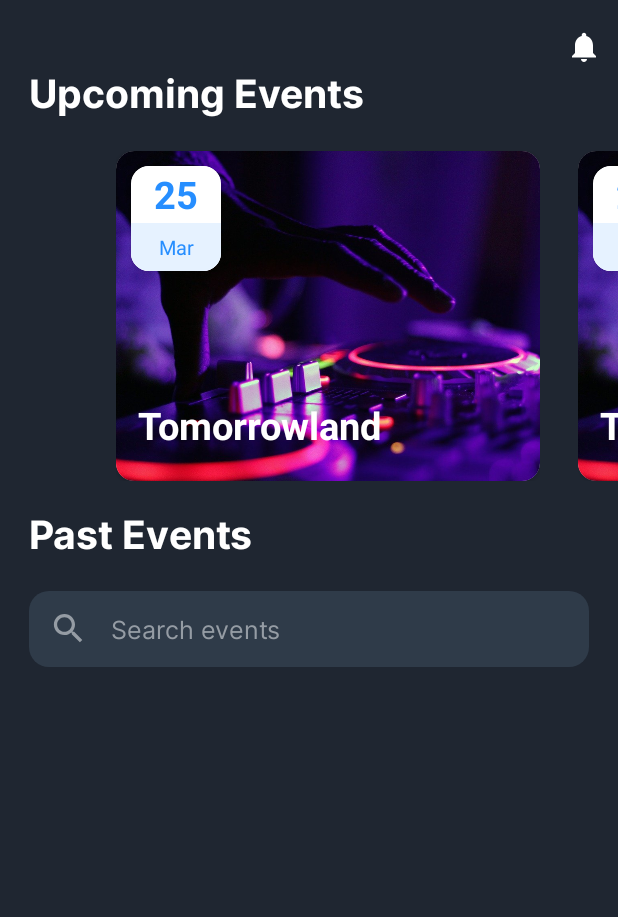
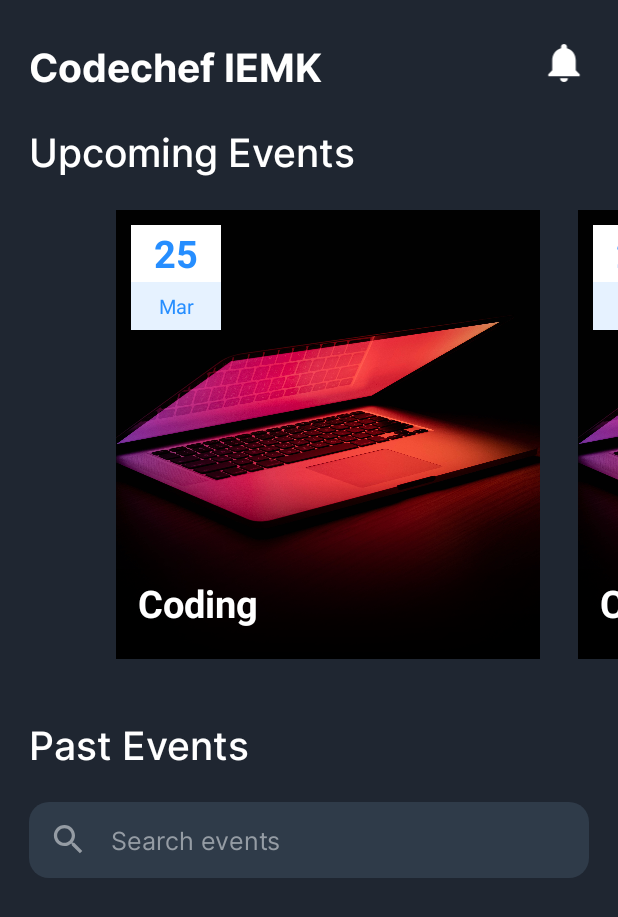
Before and after one commit to gargVader/Code-Cache, an Android app: the screen it shows after launch (MainActivity), on a phone screen of 412 x 824 dp. Shown: the top 917 px of the screen. Run offline under Robolectric (Android 15) with nearby library versions, the phone set to English and light mode, and no system bars; our stand-ins replace sdp/ssp sizes.

Commit message:
bottom shadow added. Card size increased

```diff
--- a/app/src/main/java/com/example/codechefeventsapp/MainActivity.java
+++ b/app/src/main/java/com/example/codechefeventsapp/MainActivity.java
@@ -33,11 +33,11 @@ public class MainActivity extends AppCompatActivity {
         viewPager = findViewById(R.id.viewPager);
 
         eventList = new ArrayList<>();
-        eventList.add(new Event("Tomorrowland", "", "APR", "25", R.drawable.dj_image));
-        eventList.add(new Event("Tomorrowland", "", "APR", "25", R.drawable.dj_image));
-        eventList.add(new Event("Tomorrowland", "", "APR", "25", R.drawable.dj_image));
-        eventList.add(new Event("Tomorrowland", "", "APR", "25", R.drawable.dj_image));
-        eventList.add(new Event("Tomorrowland", "", "APR", "25", R.drawable.dj_image));
+        eventList.add(new Event("Coding", "", "APR", "25", R.drawable.laptop));
+        eventList.add(new Event("Coding", "", "APR", "25", R.drawable.laptop));
+        eventList.add(new Event("Coding", "", "APR", "25", R.drawable.laptop));
+        eventList.add(new Event("Coding", "", "APR", "25", R.drawable.laptop));
+        eventList.add(new Event("Coding", "", "APR", "25", R.drawable.laptop));
 
         viewPager.setAdapter(new EventAdapter(eventList, this));
 //        viewPager.setPadding(130, 10, 130, 0);
--- /dev/null
+++ b/app/src/main/res/drawable/bottom_shadow.xml
@@ -0,0 +1,8 @@
+<shape xmlns:android="http://schemas.android.com/apk/res/android"
+    android:shape="rectangle">
+
+    <gradient android:startColor="#000000"
+        android:endColor="@android:color/transparent"
+        android:angle="90"/>
+
+</shape>
--- a/app/src/main/res/layout/activity_main.xml
+++ b/app/src/main/res/layout/activity_main.xml
@@ -7,12 +7,34 @@
     android:background="@color/colorPrimary"
     tools:context=".MainActivity">
 
+    <ScrollView
+        android:layout_width="match_parent"
+        android:layout_height="match_parent">
+
+        <androidx.constraintlayout.widget.ConstraintLayout
+            android:layout_width="match_parent"
+            android:layout_height="match_parent">
+
+
+            <TextView
+                android:id="@+id/heading"
+                android:layout_width="wrap_content"
+                android:layout_height="wrap_content"
+                android:layout_marginStart="@dimen/_15sdp"
+                android:layout_marginTop="@dimen/_20sdp"
+                android:fontFamily="@font/inter_bold"
+                android:text="Codechef IEMK"
+                android:textColor="@color/colorTextWhite"
+                android:textSize="@dimen/_20ssp"
+                app:layout_constraintStart_toStartOf="parent"
+                app:layout_constraintTop_toTopOf="parent" />
+
             <ImageView
                 android:id="@+id/icon_notification"
-        android:layout_width="wrap_content"
-        android:layout_height="wrap_content"
-        android:layout_marginTop="@dimen/_15sdp"
-        android:layout_marginEnd="@dimen/_8sdp"
+                android:layout_width="33dp"
+                android:layout_height="31dp"
+                android:layout_marginTop="@dimen/_20sdp"
+                android:layout_marginEnd="@dimen/_15sdp"
                 android:src="@drawable/ic_baseline_notifications_24"
                 app:layout_constraintEnd_toEndOf="parent"
                 app:layout_constraintTop_toTopOf="parent"
@@ -23,33 +45,33 @@
                 android:layout_width="wrap_content"
                 android:layout_height="wrap_content"
                 android:layout_marginStart="@dimen/_15sdp"
-        android:fontFamily="@font/inter_bold"
+                android:layout_marginTop="@dimen/_15sdp"
+                android:fontFamily="@font/inter_medium"
                 android:text="Upcoming Events"
                 android:textColor="@color/colorTextWhite"
                 android:textSize="@dimen/_20ssp"
                 app:layout_constraintStart_toStartOf="parent"
-        app:layout_constraintTop_toBottomOf="@+id/icon_notification" />
+                app:layout_constraintTop_toBottomOf="@+id/heading" />
 
             <androidx.viewpager.widget.ViewPager
                 android:id="@+id/viewPager"
                 android:layout_width="wrap_content"
-        android:layout_height="250dp"
+                android:layout_height="@dimen/_270sdp"
+                android:background="@null"
                 android:clipToPadding="false"
                 android:foregroundGravity="center"
                 android:overScrollMode="never"
+                android:paddingHorizontal="@dimen/_40sdp"
                 app:layout_constraintStart_toStartOf="parent"
-        android:background="@null"
-        app:layout_constraintTop_toBottomOf="@id/text_upcomingEvents"
-        android:paddingHorizontal="@dimen/_40sdp"
-        />
+                app:layout_constraintTop_toBottomOf="@id/text_upcomingEvents" />
 
             <TextView
                 android:id="@+id/text_pastEvents"
                 android:layout_width="wrap_content"
                 android:layout_height="wrap_content"
+                android:layout_marginStart="@dimen/_15sdp"
                 android:layout_marginTop="@dimen/_5sdp"
-        android:layout_marginStart="@dimen/_15sdp"
-        android:fontFamily="@font/inter_bold"
+                android:fontFamily="@font/inter_medium"
                 android:text="Past Events"
                 android:textColor="@color/colorTextWhite"
                 android:textSize="@dimen/_20ssp"
@@ -57,6 +79,7 @@
                 app:layout_constraintTop_toBottomOf="@+id/viewPager" />
 
             <LinearLayout
+                android:id="@+id/searchBarLayout"
                 android:layout_width="match_parent"
                 android:layout_height="wrap_content"
                 android:layout_marginStart="@dimen/_15sdp"
@@ -65,8 +88,8 @@
                 android:background="@drawable/background_search"
                 android:orientation="horizontal"
                 android:paddingStart="@dimen/_10sdp"
+                android:paddingTop="@dimen/_2sdp"
                 android:paddingEnd="@dimen/_10sdp"
-            android:paddingTop="@dimen/_2sdp"
                 android:paddingBottom="@dimen/_2sdp"
                 app:layout_constraintTop_toBottomOf="@id/text_pastEvents">
 
@@ -84,9 +107,10 @@
                     android:layout_marginStart="@dimen/_12sdp"
                     android:hint="Search events"
                     android:inputType="text" />
+            </LinearLayout>
 
-
-        </LinearLayout>
+        </androidx.constraintlayout.widget.ConstraintLayout>
+    </ScrollView>
 
 
 </androidx.constraintlayout.widget.ConstraintLayout>
--- a/app/src/main/res/layout/event_item_1.xml
+++ b/app/src/main/res/layout/event_item_1.xml
@@ -34,9 +34,18 @@
                     <ImageView
                         android:id="@+id/eventImage"
                         android:layout_width="match_parent"
-                            android:layout_height="230dp"
+                        android:layout_height="@dimen/_230sdp"
                         android:scaleType="centerCrop"
-                            tools:src="@drawable/dj_image"></ImageView>
+                        tools:src="@drawable/laptop" />
+
+                    <ImageView
+                        android:id="@+id/shadow_bottom"
+                        android:layout_width="match_parent"
+                        android:layout_height="120dp"
+                        android:src="@drawable/bottom_shadow"
+                        android:layout_gravity="bottom"
+                        />
+
 
                     <TextView
                         android:id="@+id/eventTitle"
@@ -55,7 +64,7 @@
                         android:layout_height="wrap_content"
                         android:layout_margin="10dp"
                         android:elevation="5dp"
-                            app:cardCornerRadius="12dp">
+                        app:cardCornerRadius="20dp">
 
                         <LinearLayout
                             android:layout_width="60dp"
--- a/app/src/main/res/values/strings.xml
+++ b/app/src/main/res/values/strings.xml
@@ -1,3 +1,12 @@
 <resources>
     <string name="app_name">CodechefEventsApp</string>
+    <string name="longString">Lorem ipsum dolor sit amet, consectetur adipiscing elit. Cras nec tempus mi. Integer eu pretium libero, porttitor egestas est. Quisque accumsan sodales nisl, semper consectetur justo accumsan vel. Morbi a lacus erat. Cras suscipit, nisl eget malesuada rutrum, dolor mauris ullamcorper nibh, fringilla placerat ligula eros sit amet lacus. Integer ac lacus ut mauris viverra pulvinar eget et metus. Duis quis felis ante. Etiam turpis erat, tincidunt quis faucibus sed, ultricies eget tellus. Integer mauris justo, efficitur at faucibus non, porttitor et lorem. Pellentesque pulvinar augue ac nibh porttitor varius. Maecenas consectetur sem quis libero venenatis semper. Integer tincidunt finibus mi congue efficitur. Pellentesque vel est nisi. Nam elit urna, rhoncus quis suscipit in, ullamcorper vel est.
+
+Quisque in ipsum vitae elit semper aliquam sed a dolor. Vivamus vitae vestibulum augue. Phasellus vehicula, quam in luctus pellentesque, arcu nisi blandit lorem, nec accumsan lectus dolor vitae urna. Vestibulum eu velit viverra, gravida felis non, venenatis eros. Ut venenatis risus at pretium feugiat. Etiam ac eros nisl. Suspendisse ut dolor iaculis, vulputate purus ut, pharetra leo. Vivamus lacinia eu diam vitae malesuada.
+
+Vestibulum lacus risus, lobortis ac ante et, imperdiet scelerisque lectus. Mauris interdum consequat convallis. Cras id purus tellus. Suspendisse ac condimentum sem. Aenean ut elementum ligula, non venenatis metus. Sed fringilla, sapien eu feugiat auctor, mi est pharetra ipsum, sed ornare orci leo in sem. Sed risus libero, aliquam eu fermentum a, bibendum et sem.
+
+In justo eros, fermentum sed justo a, maximus condimentum nisl. Vestibulum ante ipsum primis in faucibus orci luctus et ultrices posuere cubilia curae; Aliquam magna mauris, convallis vel ligula vel, ultrices sollicitudin est. Sed ultricies porttitor semper. Proin placerat urna in metus feugiat, et pellentesque augue efficitur. Proin et nibh ornare, convallis purus et, consectetur erat. Curabitur in scelerisque neque, vel varius elit. Etiam convallis at ante ac tincidunt.
+
+Sed non ornare risus, id tincidunt nisl. Proin eu urna orci. Sed posuere fermentum dignissim. Etiam a ultrices libero, a bibendum nunc. Pellentesque eleifend lectus lobortis pellentesque congue. Morbi metus ante, porta vel diam malesuada, ullamcorper fermentum nibh. Integer nec velit dui. Suspendisse et finibus justo, id convallis leo.</string>
 </resources>
--- a/app/src/main/res/values/themes.xml
+++ b/app/src/main/res/values/themes.xml
@@ -23,4 +23,10 @@
         <item name="android:background">@null</item>
     </style>
 
+    <style name="textStyle">
+        <item name="android:textColor">@color/colorTextWhite</item>
+        <item name="fontFamily">@font/inter_regular</item>
+        <item name="android:textSize">@dimen/_13ssp</item>
+    </style>
+
 </resources>
```
Also changed, not shown: app/src/main/res/drawable/dj_image.jpg (deleted), app/src/main/res/drawable/laptop.jpg (added). Lines whose indentation alone changed are shown as unchanged.
